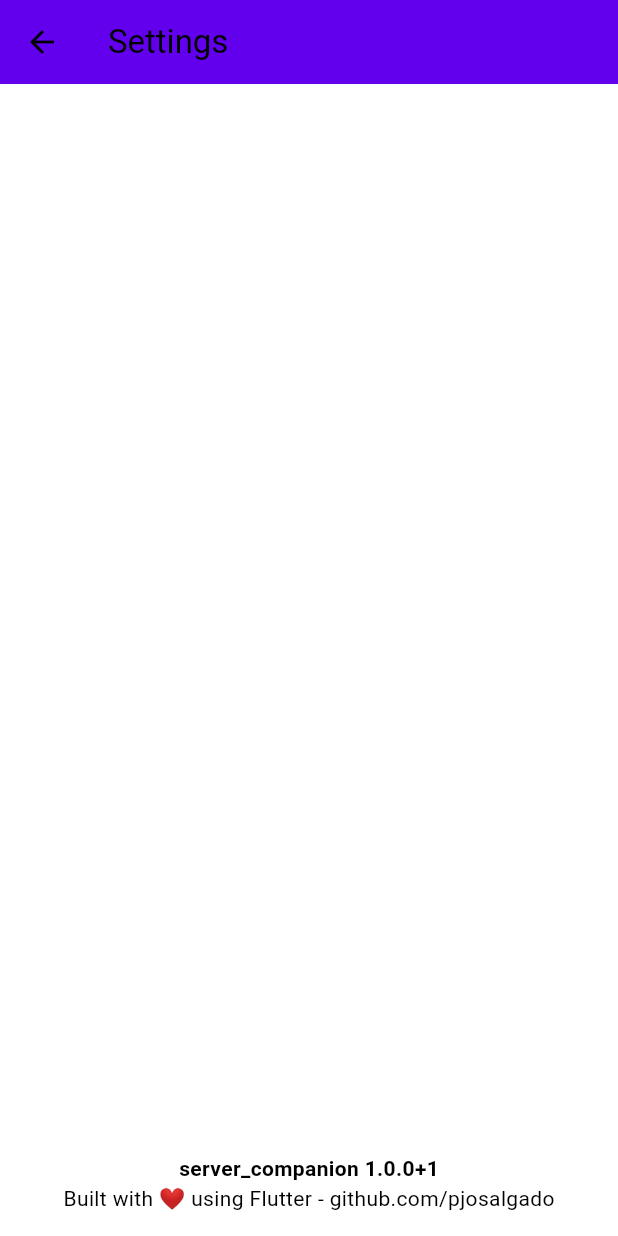
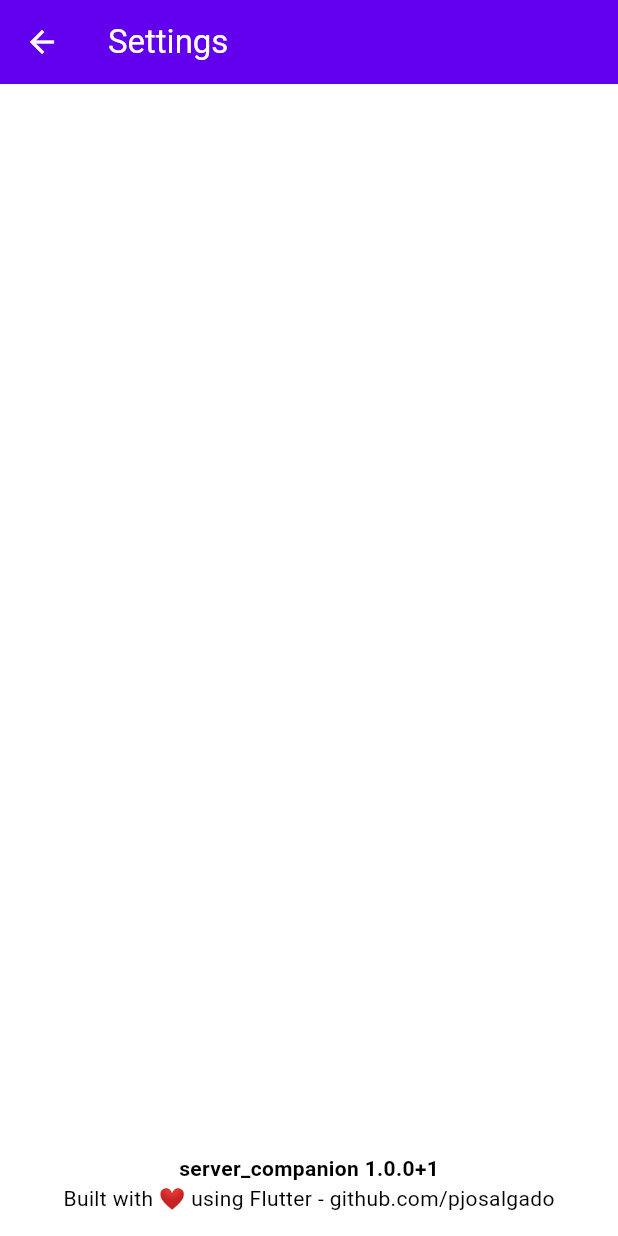
Before and after one commit to pjosalgado/server-companion-flutter-app, a Flutter app: the screen it shows after launch, after a tap on the "settings" icon, on a phone screen of 412 x 824 dp. Run offline on Flutter 3.47's test engine with Material 2 defaults, Android fonts, the phone set to English and light mode, and no system bars; our stand-ins replace package_info_plus.

Commit message:
App bar theme configured dinamically

```diff
--- a/lib/main.dart
+++ b/lib/main.dart
@@ -56,8 +56,9 @@
   Widget build(BuildContext context) {
     return Scaffold(
       appBar: AppBar(
+        title: Text( _barTitle),
         backgroundColor: Theme.of(context).colorScheme.primary,
-        title: Text(_barTitle),
+        foregroundColor: Theme.of(context).colorScheme.inversePrimary,
         actions: <Widget>[
           IconButton(
             icon: const Icon(Icons.settings),
--- a/lib/views/settings.dart
+++ b/lib/views/settings.dart
@@ -34,8 +34,9 @@ class _SettingsPageState extends State<SettingsPage> {
   Widget build(BuildContext context) {
     return Scaffold(
       appBar: AppBar(
+        title: const Text('Settings'),
         backgroundColor: Theme.of(context).colorScheme.primary,
-        title: const Text('Settings'),
+        foregroundColor: Theme.of(context).colorScheme.inversePrimary,
       ),
       body: Align(
         alignment: FractionalOffset.bottomCenter,
```
Also changed, not shown: .github/workflows/webPreview.yaml, .github/workflows/webProduction.yaml.
